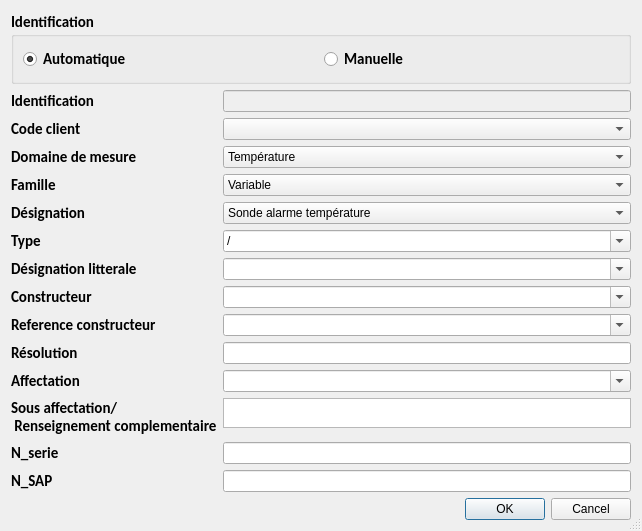
This is Modules/Afficheurs/GUI/creation_afficheur.ui in Pepou/Administration_2 as Qt 5 draws it before an edit. The edited form follows.
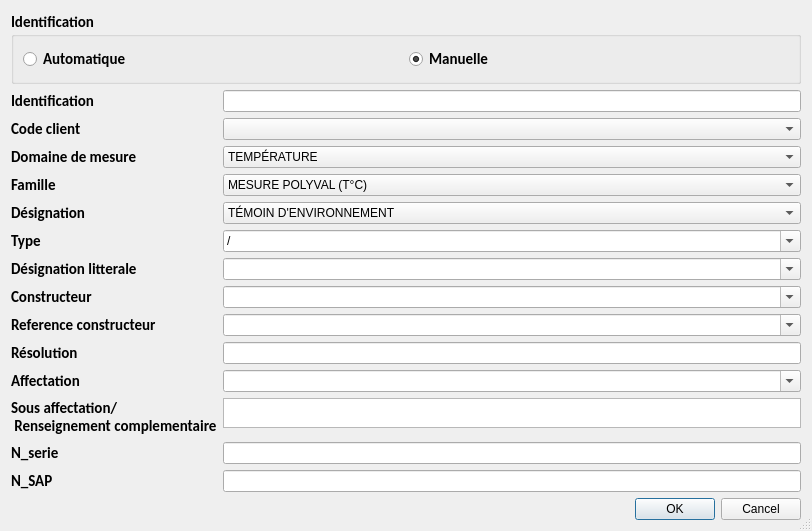
This is the edited form.

Patch:
```diff
--- a/Modules/Afficheurs/GUI/creation_afficheur.ui
+++ b/Modules/Afficheurs/GUI/creation_afficheur.ui
@@ -9,7 +9,7 @@
    <rect>
     <x>0</x>
     <y>0</y>
-    <width>642</width>
+    <width>812</width>
     <height>487</height>
    </rect>
   </property>
@@ -50,8 +50,11 @@
           <property name="text">
            <string>Automatique</string>
           </property>
+          <property name="checkable">
+           <bool>false</bool>
+          </property>
           <property name="checked">
-           <bool>true</bool>
+           <bool>false</bool>
           </property>
          </widget>
         </item>
@@ -60,6 +63,9 @@
           <property name="text">
            <string>Manuelle</string>
           </property>
+          <property name="checked">
+           <bool>true</bool>
+          </property>
          </widget>
         </item>
        </layout>
@@ -94,7 +100,7 @@
        <item row="0" column="1">
         <widget class="QLineEdit" name="lineEdit_identification">
          <property name="enabled">
-          <bool>false</bool>
+          <bool>true</bool>
          </property>
          <property name="sizePolicy">
           <sizepolicy hsizetype="Expanding" vsizetype="Expanding">
@@ -166,7 +172,7 @@
          </property>
          <item>
           <property name="text">
-           <string>Température</string>
+           <string>TEMPÉRATURE</string>
           </property>
          </item>
          <item>
@@ -212,7 +218,17 @@
          </property>
          <item>
           <property name="text">
-           <string>Variable</string>
+           <string>MESURE POLYVAL (T°C)</string>
+          </property>
+         </item>
+         <item>
+          <property name="text">
+           <string>MESURE DU TEMPS</string>
+          </property>
+         </item>
+         <item>
+          <property name="text">
+           <string>MESURE DE LA VITESSE</string>
           </property>
          </item>
         </widget>
@@ -248,7 +264,7 @@
          </property>
          <item>
           <property name="text">
-           <string>Sonde alarme température</string>
+           <string>TÉMOIN D'ENVIRONNEMENT</string>
           </property>
          </item>
          <item>
```
Left out of the diff: 15 changed lines with no effect on the pictures.
